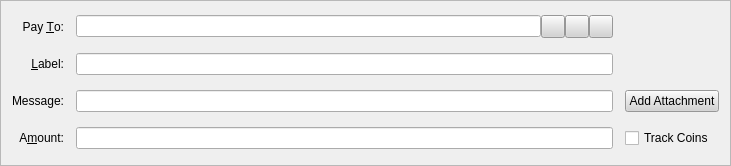
gridcoin-community/Gridcoin-Research, file src/qt/forms/sendcoinsentry.ui: the form before one commit.
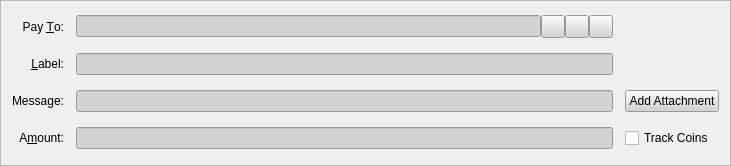
The form after the commit. Icons and pictures are not drawn. Custom widgets are drawn as their Qt base class.

Commit message: Add stylesheets to enforce lightgrey color of fields in sendcoinsdialog.ui

```diff
--- a/src/qt/forms/sendcoinsentry.ui
+++ b/src/qt/forms/sendcoinsentry.ui
@@ -16,7 +16,8 @@
   <property name="styleSheet">
    <string notr="true">QWidget{color:rgb(0,0,0);}
 QPushButton{background-color: lightgray;}
-QToolButton{background-color: lightgray;}</string>
+QToolButton{background-color: lightgray;}
+QLineEdit{background-color: lightgray;}</string>
   </property>
   <property name="frameShape">
    <enum>QFrame::StyledPanel</enum>
@@ -29,7 +30,11 @@
     <number>12</number>
    </property>
    <item row="6" column="1">
-    <widget class="BitcoinAmountField" name="payAmount"/>
+    <widget class="BitcoinAmountField" name="payAmount">
+     <property name="styleSheet">
+      <string notr="true">background-color: lightgray;</string>
+     </property>
+    </widget>
    </item>
    <item row="4" column="0">
     <widget class="QLabel" name="label_4">
```
The commit also changes 1 other file.
